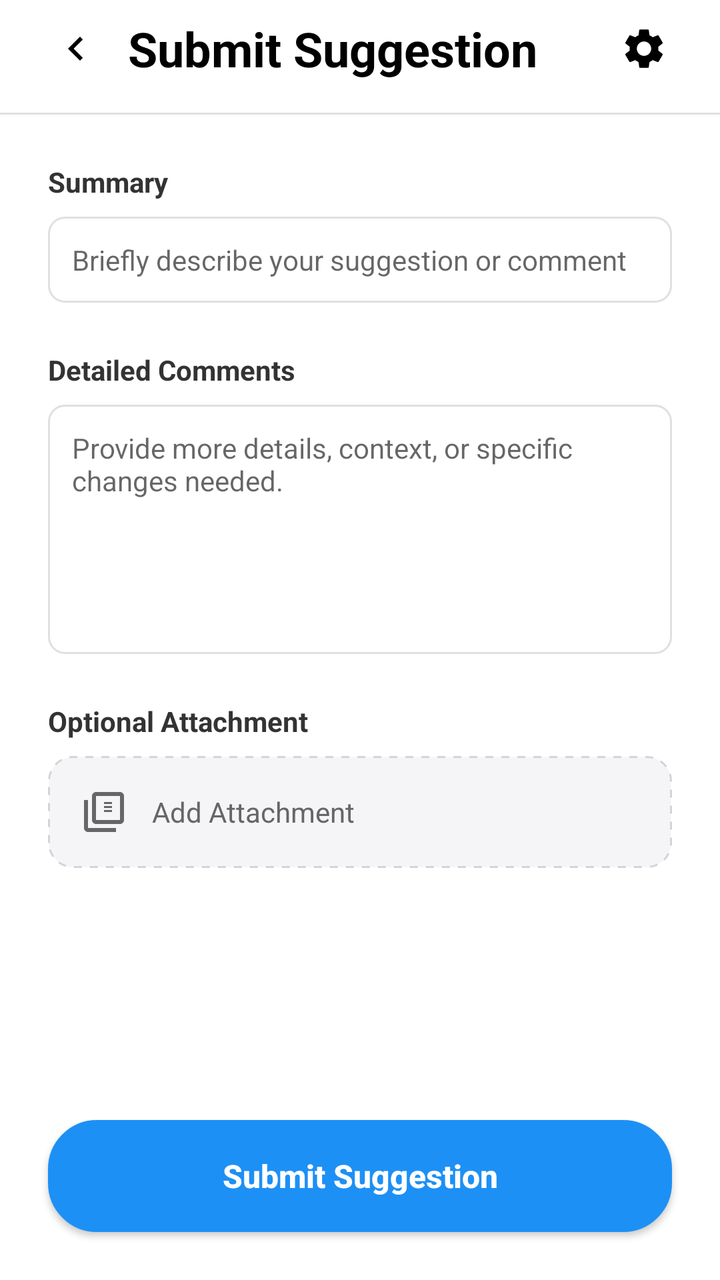
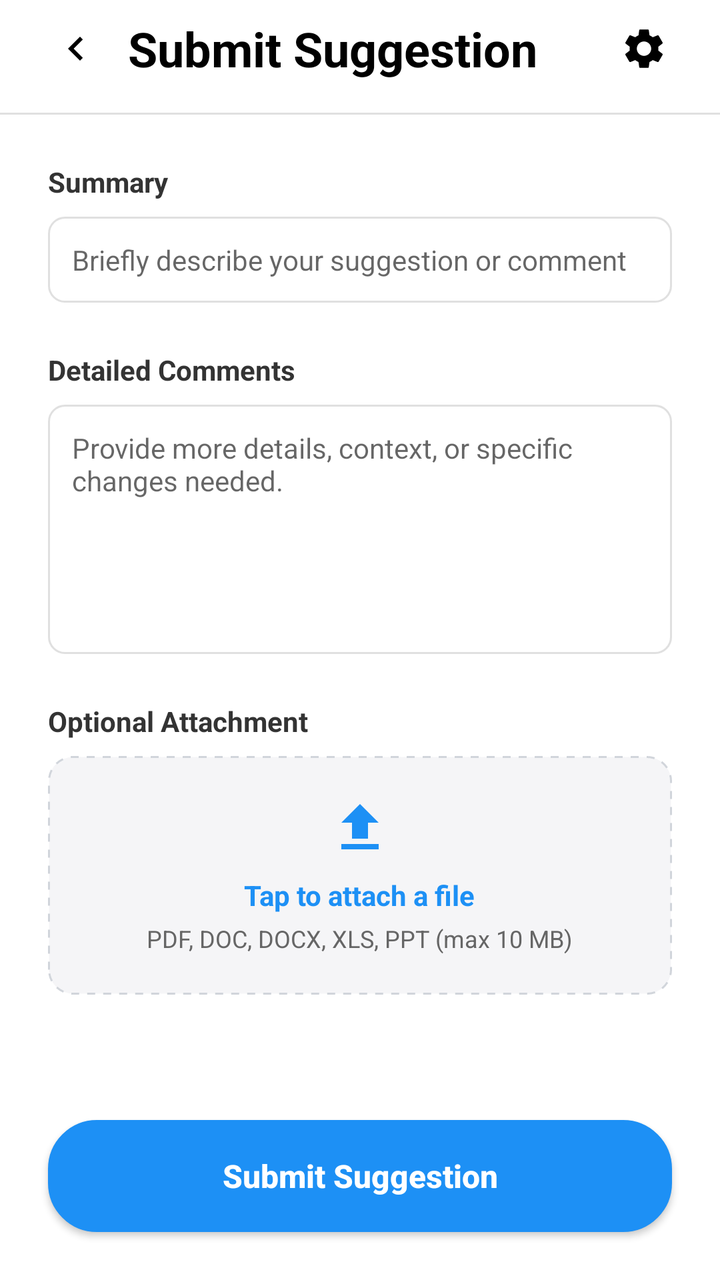

The first picture is an Android layout as it rendered before a commit; the second is the same layout after the commit. The layout source and the unified diff follow.
<!-- AndroidManifest.xml: application theme Theme.KnowledgeBaseSOPViewer -->
<!-- res/layout/activity_submit_suggestion.xml -->
<?xml version="1.0" encoding="utf-8"?>
<androidx.constraintlayout.widget.ConstraintLayout xmlns:android="http://schemas.android.com/apk/res/android"
    xmlns:app="http://schemas.android.com/apk/res-auto"
    android:layout_width="match_parent"
    android:layout_height="match_parent"
    android:background="@color/white"
    android:fitsSystemWindows="true">

    
    <androidx.constraintlayout.widget.ConstraintLayout
        android:id="@+id/header"
        android:layout_width="match_parent"
        android:layout_height="wrap_content"
        android:paddingHorizontal="24dp"
        android:paddingTop="8dp"
        android:paddingBottom="16dp"
        app:layout_constraintTop_toTopOf="parent">

        <ImageView
            android:id="@+id/btnBack"
            android:layout_width="28dp"
            android:layout_height="28dp"
            android:padding="2dp"
            android:rotation="180"
            android:src="@drawable/ic_chevron_right"
            app:layout_constraintBottom_toBottomOf="parent"
            app:layout_constraintStart_toStartOf="parent"
            app:layout_constraintTop_toTopOf="parent"
            app:tint="@color/black" />

        <TextView
            android:id="@+id/title"
            android:layout_width="wrap_content"
            android:layout_height="wrap_content"
            android:layout_marginStart="12dp"
            android:text="Submit Suggestion"
            android:textColor="@color/black"
            android:textSize="24sp"
            android:textStyle="bold"
            app:layout_constraintBottom_toBottomOf="parent"
            app:layout_constraintStart_toEndOf="@+id/btnBack"
            app:layout_constraintTop_toTopOf="parent" />

        <ImageView
            android:id="@+id/btnSettings"
            android:layout_width="28dp"
            android:layout_height="28dp"
            android:padding="2dp"
            android:src="@drawable/ic_settings"
            app:layout_constraintBottom_toBottomOf="parent"
            app:layout_constraintEnd_toEndOf="parent"
            app:layout_constraintTop_toTopOf="parent"
            app:tint="@color/black" />

    </androidx.constraintlayout.widget.ConstraintLayout>

    <View
        android:id="@+id/divider"
        android:layout_width="match_parent"
        android:layout_height="1dp"
        android:background="@color/input_border"
        app:layout_constraintTop_toBottomOf="@id/header" />

    <androidx.core.widget.NestedScrollView
        android:layout_width="match_parent"
        android:layout_height="0dp"
        app:layout_constraintBottom_toTopOf="@+id/btnSubmit"
        app:layout_constraintTop_toBottomOf="@id/divider">

        <LinearLayout
            android:layout_width="match_parent"
            android:layout_height="wrap_content"
            android:orientation="vertical"
            android:padding="24dp">

            
            <TextView
                android:layout_width="wrap_content"
                android:layout_height="wrap_content"
                android:text="Summary"
                android:textColor="@color/text_primary"
                android:textSize="14sp"
                android:textStyle="bold" />

            <EditText
                android:id="@+id/etSummary"
                android:layout_width="match_parent"
                android:layout_height="wrap_content"
                android:layout_marginTop="8dp"
                android:background="@drawable/edit_text_bg"
                android:hint="Briefly describe your suggestion or comment"
                android:padding="12dp"
                android:textSize="14sp" />

            
            <TextView
                android:layout_width="wrap_content"
                android:layout_height="wrap_content"
                android:layout_marginTop="24dp"
                android:text="Detailed Comments"
                android:textColor="@color/text_primary"
                android:textSize="14sp"
                android:textStyle="bold" />

            <EditText
                android:id="@+id/etComments"
                android:layout_width="match_parent"
                android:layout_height="wrap_content"
                android:layout_marginTop="8dp"
                android:background="@drawable/edit_text_bg"
                android:gravity="top|start"
                android:hint="Provide more details, context, or specific changes needed."
                android:minLines="6"
                android:padding="12dp"
                android:textSize="14sp" />

            
            <TextView
                android:layout_width="wrap_content"
                android:layout_height="wrap_content"
                android:layout_marginTop="24dp"
                android:text="Optional Attachment"
                android:textColor="@color/text_primary"
                android:textSize="14sp"
                android:textStyle="bold" />

            <LinearLayout
                android:id="@+id/btnAttach"
                android:layout_width="match_parent"
                android:layout_height="wrap_content"
                android:layout_marginTop="8dp"
                android:background="@drawable/bg_dashed_border"
                android:gravity="center_vertical"
                android:orientation="horizontal"
                android:padding="16dp">

                <ImageView
                    android:layout_width="24dp"
                    android:layout_height="24dp"
                    android:src="@drawable/ic_pdf"
                    app:tint="@color/gray_text" />

                <TextView
                    android:layout_width="wrap_content"
                    android:layout_height="wrap_content"
                    android:layout_marginStart="12dp"
                    android:text="Add Attachment"
                    android:textColor="@color/gray_text"
                    android:textSize="14sp" />

            </LinearLayout>

        </LinearLayout>
    </androidx.core.widget.NestedScrollView>

    
    <androidx.appcompat.widget.AppCompatButton
        android:id="@+id/btnSubmit"
        android:layout_width="match_parent"
        android:layout_height="56dp"
        android:layout_margin="24dp"
        android:background="@drawable/bg_pill_button"
        android:backgroundTint="@color/brand_blue"
        android:text="Submit Suggestion"
        android:textAllCaps="false"
        android:textColor="@color/white"
        android:textSize="16sp"
        android:textStyle="bold"
        android:elevation="4dp"
        app:layout_constraintBottom_toBottomOf="parent" />

</androidx.constraintlayout.widget.ConstraintLayout>
<!-- resources referenced by this layout -->
<resources>
  <color name="black">#000000</color>
  <color name="brand_blue">#1D90F5</color>
  <color name="gray_text">#666666</color>
  <color name="input_border">#E0E0E0</color>
  <color name="text_primary">#333333</color>
  <color name="white">#FFFFFF</color>
  <!-- drawable bg_dashed_border (drawable) -->
  <?xml version="1.0" encoding="utf-8"?>
  <shape xmlns:android="http://schemas.android.com/apk/res/android">
      <solid android:color="@color/bg_light" />
      <stroke
          android:width="1dp"
          android:color="#D1D5DB"
          android:dashGap="4dp"
          android:dashWidth="4dp" />
      <corners android:radius="12dp" />
  </shape>
  <!-- drawable bg_pill_button (drawable) -->
  <?xml version="1.0" encoding="utf-8"?>
  <shape xmlns:android="http://schemas.android.com/apk/res/android">
      <stroke android:width="1dp" android:color="#F0F0F0" />
      <corners android:radius="24dp" />
      <solid android:color="#F8F9FA" />
  </shape>
  <!-- drawable edit_text_bg (drawable) -->
  <?xml version="1.0" encoding="utf-8"?>
  <shape xmlns:android="http://schemas.android.com/apk/res/android">
      <solid android:color="@color/white" />
      <stroke android:width="1dp" android:color="@color/input_border" />
      <corners android:radius="8dp" />
  </shape>
  <!-- drawable ic_chevron_right (drawable) -->
  <vector xmlns:android="http://schemas.android.com/apk/res/android"
      android:width="24dp"
      android:height="24dp"
      android:viewportWidth="24"
      android:viewportHeight="24"
      android:tint="?attr/colorControlNormal">
    <path
        android:fillColor="@android:color/white"
        android:pathData="M10,6L8.59,7.41 13.17,12l-4.58,4.59L10,18l6,-6z"/>
  </vector>
  <!-- drawable ic_pdf (drawable) -->
  <vector xmlns:android="http://schemas.android.com/apk/res/android"
      android:width="24dp"
      android:height="24dp"
      android:viewportWidth="24"
      android:viewportHeight="24">
      <path
          android:fillColor="#000000"
          android:pathData="M20,2L8,2c-1.1,0 -2,0.9 -2,2v12c0,1.1 0.9,2 2,2h12c1.1,0 2,-0.9 2,-2L22,4c0,-1.1 -0.9,-2 -2,-2zM20,16L8,16L8,4h12v12zM4,6L2,6v14c0,1.1 0.9,2 2,2h14v-2L4,20L4,6zM16,12h-4v-1h4v1zM16,10h-4L12,9h4v1zM16,8h-4L12,7h4v1z" />
  </vector>
  <style name="Theme.KnowledgeBaseSOPViewer" parent="Theme.MaterialComponents.Light.NoActionBar">
          <item name="colorPrimary">@color/brand_blue</item>
          <item name="colorPrimaryDark">@color/brand_blue</item>
          <item name="colorAccent">@color/brand_teal</item>
          <item name="android:windowBackground">@color/bg_light</item>
      </style>
  <color name="bg_light">#F5F5F7</color>
  <color name="brand_teal">#29D1B1</color>
  <!-- unchanged entries left out for length: 1 -->
</resources>

<!-- the commit's change to res/layout/activity_submit_suggestion.xml (unified diff, before → after) -->
@@ -124,29 +124,95 @@
                 android:textSize="14sp"
                 android:textStyle="bold" />
 
+            
             <LinearLayout
                 android:id="@+id/btnAttach"
                 android:layout_width="match_parent"
                 android:layout_height="wrap_content"
                 android:layout_marginTop="8dp"
                 android:background="@drawable/bg_dashed_border"
-                android:gravity="center_vertical"
-                android:orientation="horizontal"
-                android:padding="16dp">
+                android:gravity="center"
+                android:orientation="vertical"
+                android:padding="20dp">
 
                 <ImageView
-                    android:layout_width="24dp"
-                    android:layout_height="24dp"
-                    android:src="@drawable/ic_pdf"
-                    app:tint="@color/gray_text" />
+                    android:layout_width="32dp"
+                    android:layout_height="32dp"
+                    android:src="@drawable/ic_upload"
+                    app:tint="@color/brand_blue" />
 
                 <TextView
                     android:layout_width="wrap_content"
                     android:layout_height="wrap_content"
+                    android:layout_marginTop="8dp"
+                    android:text="Tap to attach a file"
+                    android:textColor="@color/brand_blue"
+                    android:textSize="14sp"
+                    android:textStyle="bold" />
+
+                <TextView
+                    android:layout_width="wrap_content"
+                    android:layout_height="wrap_content"
+                    android:layout_marginTop="4dp"
+                    android:text="PDF, DOC, DOCX, XLS, PPT (max 10 MB)"
+                    android:textColor="@color/gray_text"
+                    android:textSize="12sp" />
+
+            </LinearLayout>
+
+            
+            <LinearLayout
+                android:id="@+id/layoutAttachSelected"
+                android:layout_width="match_parent"
+                android:layout_height="wrap_content"
+                android:layout_marginTop="8dp"
+                android:background="@drawable/edit_text_bg"
+                android:gravity="center_vertical"
+                android:orientation="horizontal"
+                android:padding="14dp"
+                android:visibility="gone">
+
+                <ImageView
+                    android:id="@+id/ivAttachIcon"
+                    android:layout_width="36dp"
+                    android:layout_height="36dp"
+                    android:src="@drawable/ic_pdf"
+                    app:tint="@color/brand_blue" />
+
+                <LinearLayout
+                    android:layout_width="0dp"
+                    android:layout_height="wrap_content"
                     android:layout_marginStart="12dp"
-                    android:text="Add Attachment"
-                    android:textColor="@color/gray_text"
-                    android:textSize="14sp" />
+                    android:layout_weight="1"
+                    android:orientation="vertical">
+
+                    <TextView
+                        android:id="@+id/tvAttachName"
+                        android:layout_width="match_parent"
+                        android:layout_height="wrap_content"
+                        android:ellipsize="end"
+                        android:maxLines="1"
+                        android:textColor="@color/text_primary"
+                        android:textSize="14sp"
+                        android:textStyle="bold" />
+
+                    <TextView
+                        android:id="@+id/tvAttachSize"
+                        android:layout_width="wrap_content"
+                        android:layout_height="wrap_content"
+                        android:layout_marginTop="2dp"
+                        android:textColor="@color/gray_text"
+                        android:textSize="12sp" />
+
+                </LinearLayout>
+
+                <ImageView
+                    android:id="@+id/btnRemoveAttach"
+                    android:layout_width="32dp"
+                    android:layout_height="32dp"
+                    android:padding="6dp"
+                    android:src="@drawable/ic_close"
+                    app:tint="@color/gray_text" />
 
             </LinearLayout>
 
<!-- resource entries referenced after the edit -->
@@ -42,6 +42,16 @@
         android:fillColor="@android:color/white"
         android:pathData="M10,6L8.59,7.41 13.17,12l-4.58,4.59L10,18l6,-6z"/>
   </vector>
+  <!-- drawable ic_close (drawable) -->
+  <vector xmlns:android="http://schemas.android.com/apk/res/android"
+      android:width="20dp"
+      android:height="20dp"
+      android:viewportWidth="24"
+      android:viewportHeight="24">
+      <path
+          android:fillColor="#000000"
+          android:pathData="M19,6.41L17.59,5 12,10.59 6.41,5 5,6.41 10.59,12 5,17.59 6.41,19 12,13.41 17.59,19 19,17.59 13.41,12 19,6.41z" />
+  </vector>
   <!-- drawable ic_pdf (drawable) -->
   <vector xmlns:android="http://schemas.android.com/apk/res/android"
       android:width="24dp"
@@ -51,6 +61,16 @@
       <path
           android:fillColor="#000000"
           android:pathData="M20,2L8,2c-1.1,0 -2,0.9 -2,2v12c0,1.1 0.9,2 2,2h12c1.1,0 2,-0.9 2,-2L22,4c0,-1.1 -0.9,-2 -2,-2zM20,16L8,16L8,4h12v12zM4,6L2,6v14c0,1.1 0.9,2 2,2h14v-2L4,20L4,6zM16,12h-4v-1h4v1zM16,10h-4L12,9h4v1zM16,8h-4L12,7h4v1z" />
+  </vector>
+  <!-- drawable ic_upload (drawable) -->
+  <vector xmlns:android="http://schemas.android.com/apk/res/android"
+      android:width="24dp"
+      android:height="24dp"
+      android:viewportWidth="24"
+      android:viewportHeight="24">
+      <path
+          android:fillColor="#000000"
+          android:pathData="M9,16h6v-6h4l-7,-7 -7,7h4v6zM5,18v2h14v-2H5z" />
   </vector>
   <style name="Theme.KnowledgeBaseSOPViewer" parent="Theme.MaterialComponents.Light.NoActionBar">
           <item name="colorPrimary">@color/brand_blue</item>
